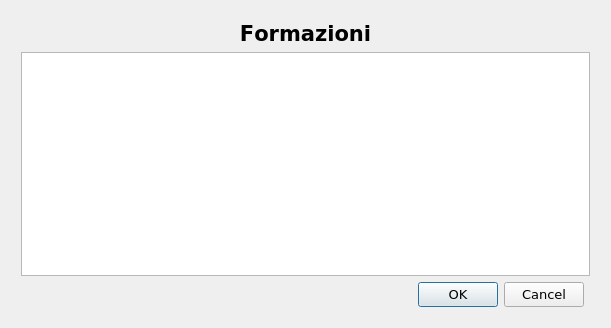
The window that src/FileFormazioniViewer.ui (wdastru/FantaCalcGui) describes before a commit, drawn with Qt 5.
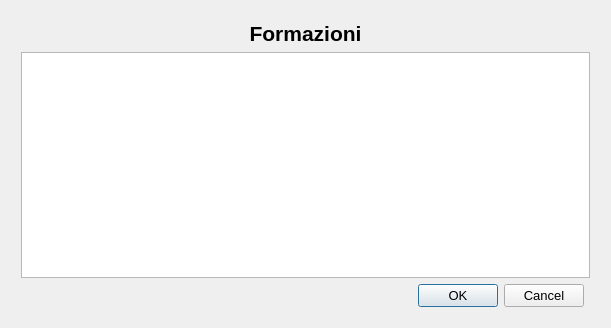
The same window after the commit.

```diff
--- a/src/FileFormazioniViewer.ui
+++ b/src/FileFormazioniViewer.ui
@@ -12,7 +12,7 @@
   </property>
   <property name="font">
    <font>
-    <family>DejaVu Sans</family>
+    <family>Ubuntu</family>
     <pointsize>10</pointsize>
    </font>
   </property>
@@ -32,8 +32,8 @@
        </property>
        <property name="font">
         <font>
-         <family>Lucida Console</family>
-         <pointsize>9</pointsize>
+         <family>Ubuntu</family>
+         <pointsize>10</pointsize>
          <weight>50</weight>
          <italic>false</italic>
          <bold>false</bold>
@@ -63,7 +63,7 @@
        </property>
        <property name="font">
         <font>
-         <family>Candara</family>
+         <family>Ubuntu</family>
          <pointsize>16</pointsize>
          <weight>75</weight>
          <bold>true</bold>
```
